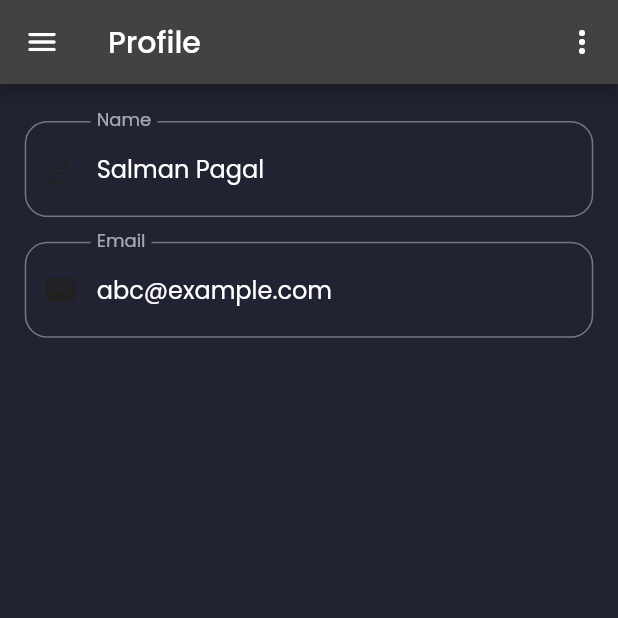
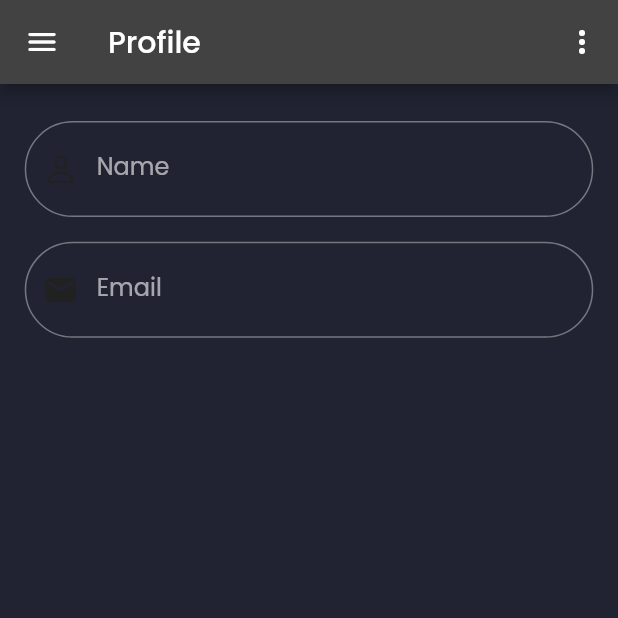
Before and after one commit to M-Farjad/POS-Dashboard, a Flutter app: the screen it shows after launch, on a phone screen of 412 x 824 dp, the top half of it. Run offline on Flutter 3.47's test engine with Material 2 defaults, Android fonts, the phone set to English and light mode, and no system bars; our stand-ins replace google_fonts.

Commit message:
Profile Text Fields

```diff
--- a/lib/screens/profile_screen/components/body.dart
+++ b/lib/screens/profile_screen/components/body.dart
@@ -3,11 +3,20 @@ import 'package:flutter/material.dart';
 
 import '../../../main.dart';
 
-class Body extends StatelessWidget {
+class Body extends StatefulWidget {
   Body({super.key});
+
+  @override
+  State<Body> createState() => _BodyState();
+}
+
+class _BodyState extends State<Body> {
   final _formKey = GlobalKey<FormState>();
+
   @override
   Widget build(BuildContext context) {
+    final _nameController = TextEditingController();
+    final emailController = TextEditingController();
     return Form(
       key: _formKey,
       child: SingleChildScrollView(
@@ -16,40 +25,18 @@ class Body extends StatelessWidget {
           children: [
             //for adding some space
             SizedBox(width: mq.width, height: mq.height * 0.03),
-            Padding(
-              padding: EdgeInsets.symmetric(horizontal: mq.width * .04),
-              child: TextFormField(
-                onSaved: (val) {},
-                validator: (val) =>
-                    val != null && val.isNotEmpty ? null : '*Required',
-                initialValue: 'Salman Pagal',
-                decoration: InputDecoration(
-                  hintText: 'e.g Muhammad Farjad',
-                  label: const Text('Name'),
-                  border: OutlineInputBorder(
-                      borderRadius: BorderRadius.circular(15)),
-                  prefixIcon: Icon(CupertinoIcons.person,
-                      color: Theme.of(context).primaryColor),
-                ),
-              ),
+            CustomTextField(
+              title: 'Name',
+              hintText: 'e.g Salman Naeem',
+              iconData: CupertinoIcons.person,
+              controller: _nameController,
             ),
             SizedBox(height: mq.height * 0.02),
-            Padding(
-              padding: EdgeInsets.symmetric(horizontal: mq.width * .04),
-              child: TextFormField(
-                onSaved: (val) {},
-                validator: (val) =>
-                    val != null && val.isNotEmpty ? null : '*Required',
-                initialValue: 'abc@example.com',
-                decoration: InputDecoration(
-                  hintText: 'e.g abc@example.com',
-                  label: const Text('Email'),
-                  border: OutlineInputBorder(
-                      borderRadius: BorderRadius.circular(15)),
-                  prefixIcon: Icon(Icons.email_rounded,
-                      color: Theme.of(context).primaryColor),
-                ),
-              ),
+            CustomTextField(
+              hintText: 'e.g abc@example.com',
+              title: 'Email',
+              iconData: Icons.email_rounded,
+              controller: _nameController,
             ),
             SizedBox(height: mq.height * 0.05),
           ],
@@ -58,3 +45,38 @@ class Body extends StatelessWidget {
     );
   }
 }
+
+class CustomTextField extends StatelessWidget {
+  CustomTextField({
+    super.key,
+    required this.title,
+    // this.initialText,
+    required this.controller,
+    required this.iconData,
+    required this.hintText,
+  });
+  final String title;
+  final String hintText;
+
+  // final String? initialText;
+  TextEditingController? controller;
+  final IconData iconData;
+  @override
+  Widget build(BuildContext context) {
+    return Padding(
+      padding: EdgeInsets.symmetric(horizontal: mq.width * .04),
+      child: TextFormField(
+        // controller: controller,
+        onSaved: (val) {},
+        validator: (val) => val != null && val.isNotEmpty ? null : '*Required',
+        initialValue: controller!.text, //?? Yaha error hn
+        decoration: InputDecoration(
+          hintText: hintText,
+          label: Text(title),
+          border: OutlineInputBorder(borderRadius: BorderRadius.circular(50)),
+          prefixIcon: Icon(iconData, color: Theme.of(context).primaryColor),
+        ),
+      ),
+    );
+  }
+}
--- a/pubspec.yaml
+++ b/pubspec.yaml
@@ -41,6 +41,7 @@ dependencies:
   fl_chart: ^0.36.1
   provider: ^5.0.0
   data_table_2: ^2.0.3
+  lite_rolling_switch: ^1.0.1
 dev_dependencies:
   flutter_test:
     sdk: flutter
```
Also changed, not shown: pubspec.lock.
